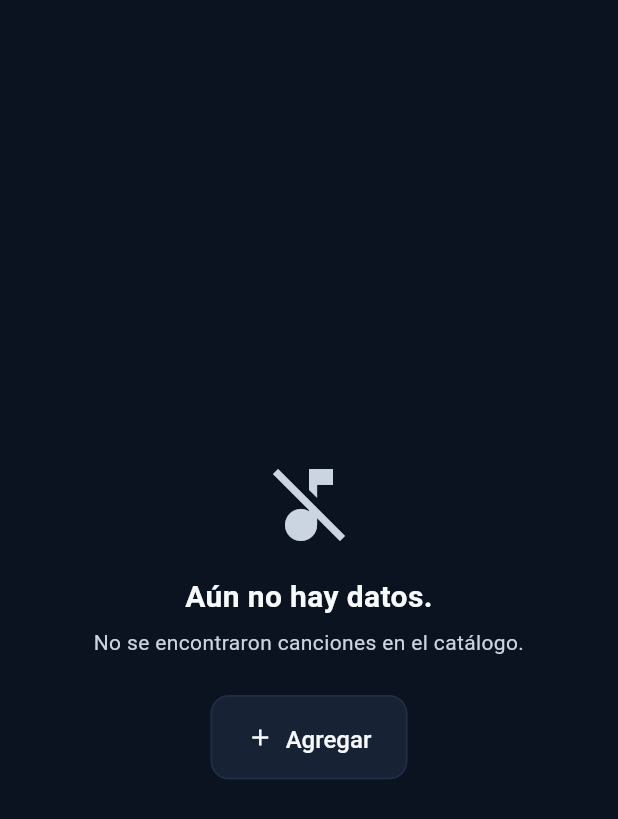
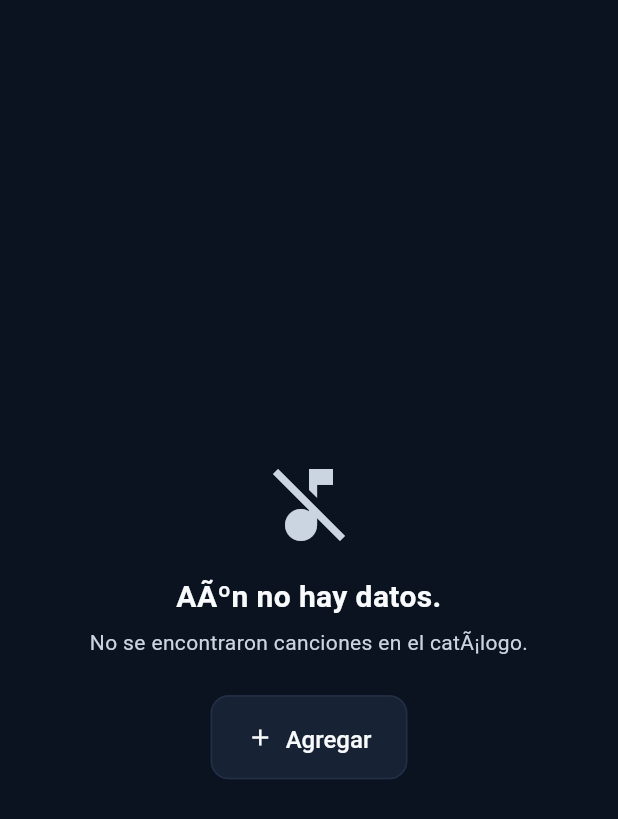
Before and after one commit to BaquiaxAntonio/pdm2026d-equipo-03-soundwave, a Flutter app: the _EmptyState widget shown alone on an empty page, opened directly, on a phone screen of 412 x 824 dp. Shown: the top 819 px of the screen. Run offline on Flutter 3.47's test engine with Material 3 defaults, Android fonts, the light colour scheme and no system bars; our stand-ins replace flutter_riverpod, sqflite; accounts and stored records are empty.

```diff
--- a/soundwave/lib/features/home/home_providers.dart
+++ b/soundwave/lib/features/home/home_providers.dart
@@ -2,8 +2,8 @@ import 'package:flutter_riverpod/flutter_riverpod.dart';
 import 'package:soundwave/core/models/song.dart';
 import 'data/mock_songs.dart' hide Song;
 
-/// Provider que simula un repositorio asíncrono para la pantalla Home.
-/// En producción real, esto consultaría la API o base de datos local.
+/// Provider que simula un repositorio asÃ­ncrono para la pantalla Home.
+/// En producciÃ³n real, esto consultarÃ­a la API o base de datos local.
 final homeSongsProvider = FutureProvider<List<Song>>((ref) async {
   // Simular latencia de red
   await Future.delayed(const Duration(milliseconds: 800));
@@ -51,5 +51,5 @@ int? _parseDuration(String duration) {
 /// Provider para forzar error en pruebas (se usa con override en tests)
 final homeSongsErrorProvider = FutureProvider<List<Song>>((ref) async {
   await Future.delayed(const Duration(milliseconds: 500));
-  throw Exception('No se pudo cargar el catálogo. Verifica tu conexión.');
+  throw Exception('No se pudo cargar el catÃ¡logo. Verifica tu conexiÃ³n.');
 });
--- a/soundwave/lib/features/home/home_screen.dart
+++ b/soundwave/lib/features/home/home_screen.dart
@@ -45,7 +45,7 @@ class _LoadingState extends StatelessWidget {
           const CircularProgressIndicator(),
           const SizedBox(height: AppSpacing.s16),
           Text(
-            'Cargando catálogo...',
+            'Cargando catÃ¡logo...',
             style: AppTextStyles.bodySecondary.copyWith(
               color: AppColors.textSecondary,
             ),
@@ -122,7 +122,7 @@ class _EmptyState extends StatelessWidget {
             ),
             const SizedBox(height: AppSpacing.s16),
             Text(
-              'Aún no hay datos.',
+              'AÃºn no hay datos.',
               style: AppTextStyles.sectionTitle.copyWith(
                 color: AppColors.textPrimary,
               ),
@@ -130,7 +130,7 @@ class _EmptyState extends StatelessWidget {
             ),
             const SizedBox(height: AppSpacing.s8),
             Text(
-              'No se encontraron canciones en el catálogo.',
+              'No se encontraron canciones en el catÃ¡logo.',
               style: AppTextStyles.bodySecondary.copyWith(
                 color: AppColors.textSecondary,
               ),
```
Also changed, not shown: 3 other files.
